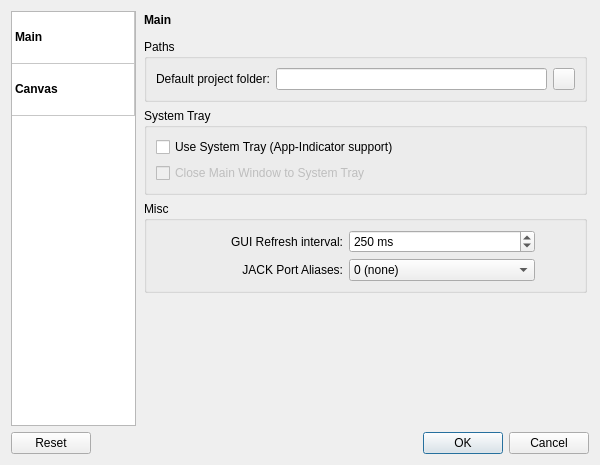
First picture: the form in resources/ui/settings_app.ui, repository LADI/Cadence, before the edit.
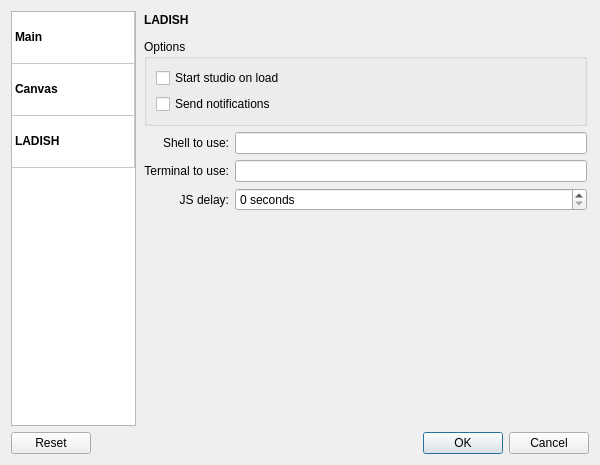
Second picture: the form after the edit. The open tabs and pages were chosen to show the change. Icons and pictures are not drawn.

```diff
--- a/resources/ui/settings_app.ui
+++ b/resources/ui/settings_app.ui
@@ -82,6 +82,11 @@
          <string>canvas</string>
         </property>
        </row>
+       <row>
+        <property name="text">
+         <string>ladish</string>
+        </property>
+       </row>
        <column>
         <property name="text">
          <string>Widget</string>
@@ -98,7 +103,7 @@
          </font>
         </property>
         <property name="textAlignment">
-         <set>AlignLeading|AlignVCenter</set>
+         <set>AlignLeft|AlignVCenter</set>
         </property>
         <property name="icon">
          <iconset resource="../resources.qrc">
@@ -126,6 +131,24 @@
          <set>ItemIsSelectable|ItemIsEnabled</set>
         </property>
        </item>
+       <item row="2" column="0">
+        <property name="text">
+         <string>LADISH</string>
+        </property>
+        <property name="font">
+         <font>
+          <weight>75</weight>
+          <bold>true</bold>
+         </font>
+        </property>
+        <property name="icon">
+         <iconset resource="../resources.qrc">
+          <normaloff>:/48x48/ladish.png</normaloff>:/48x48/ladish.png</iconset>
+        </property>
+        <property name="flags">
+         <set>ItemIsSelectable|ItemIsEnabled</set>
+        </property>
+       </item>
       </widget>
      </item>
      <item>
@@ -550,6 +573,142 @@
          </item>
         </layout>
        </widget>
+       <widget class="QWidget" name="page_ladish">
+        <layout class="QVBoxLayout" name="verticalLayout_10">
+         <property name="margin">
+          <number>2</number>
+         </property>
+         <item>
+          <layout class="QHBoxLayout" name="horizontalLayout_11">
+           <item>
+            <widget class="QLabel" name="label_13">
+             <property name="text">
+              <string>&lt;b&gt;LADISH&lt;/b&gt;</string>
+             </property>
+             <property name="alignment">
+              <set>Qt::AlignLeading|Qt::AlignLeft|Qt::AlignTop</set>
+             </property>
+            </widget>
+           </item>
+           <item>
+            <spacer name="horizontalSpacer_10">
+             <property name="orientation">
+              <enum>Qt::Horizontal</enum>
+             </property>
+             <property name="sizeHint" stdset="0">
+              <size>
+               <width>40</width>
+               <height>20</height>
+              </size>
+             </property>
+            </spacer>
+           </item>
+           <item>
+            <widget class="QLabel" name="label_14">
+             <property name="text">
+              <string notr="true"/>
+             </property>
+             <property name="pixmap">
+              <pixmap resource="../resources.qrc">:/48x48/ladish.png</pixmap>
+             </property>
+             <property name="alignment">
+              <set>Qt::AlignHCenter|Qt::AlignTop</set>
+             </property>
+            </widget>
+           </item>
+          </layout>
+         </item>
+         <item>
+          <widget class="QGroupBox" name="groupBox_6">
+           <property name="title">
+            <string>Options</string>
+           </property>
+           <layout class="QVBoxLayout" name="verticalLayout_6">
+            <item>
+             <widget class="QCheckBox" name="cb_ladish_studio_autostart">
+              <property name="text">
+               <string>Start studio on load</string>
+              </property>
+             </widget>
+            </item>
+            <item>
+             <widget class="QCheckBox" name="cb_ladish_notify">
+              <property name="text">
+               <string>Send notifications</string>
+              </property>
+             </widget>
+            </item>
+           </layout>
+          </widget>
+         </item>
+         <item>
+          <layout class="QGridLayout" name="gridLayout_3">
+           <item row="0" column="0">
+            <widget class="QLabel" name="label_15">
+             <property name="text">
+              <string>Shell to use:</string>
+             </property>
+             <property name="alignment">
+              <set>Qt::AlignRight|Qt::AlignTrailing|Qt::AlignVCenter</set>
+             </property>
+            </widget>
+           </item>
+           <item row="0" column="1">
+            <widget class="QLineEdit" name="le_ladish_shell"/>
+           </item>
+           <item row="1" column="0">
+            <widget class="QLabel" name="label_16">
+             <property name="text">
+              <string>Terminal to use:</string>
+             </property>
+             <property name="alignment">
+              <set>Qt::AlignRight|Qt::AlignTrailing|Qt::AlignVCenter</set>
+             </property>
+            </widget>
+           </item>
+           <item row="1" column="1">
+            <widget class="QLineEdit" name="le_ladish_terminal"/>
+           </item>
+           <item row="2" column="0">
+            <widget class="QLabel" name="label_2">
+             <property name="text">
+              <string>JS delay:</string>
+             </property>
+             <property name="alignment">
+              <set>Qt::AlignRight|Qt::AlignTrailing|Qt::AlignVCenter</set>
+             </property>
+            </widget>
+           </item>
+           <item row="2" column="1">
+            <widget class="QSpinBox" name="sb_ladish_jsdelay">
+             <property name="suffix">
+              <string> seconds</string>
+             </property>
+             <property name="prefix">
+              <string/>
+             </property>
+             <property name="maximum">
+              <number>1000</number>
+             </property>
+            </widget>
+           </item>
+          </layout>
+         </item>
+         <item>
+          <spacer name="verticalSpacer_4">
+           <property name="orientation">
+            <enum>Qt::Vertical</enum>
+           </property>
+           <property name="sizeHint" stdset="0">
+            <size>
+             <width>20</width>
+             <height>40</height>
+            </size>
+           </property>
+          </spacer>
+         </item>
+        </layout>
+       </widget>
        <widget class="QWidget" name="page"/>
       </widget>
      </item>
```
Left out of the diff: 24 changed lines with no effect on the pictures.
